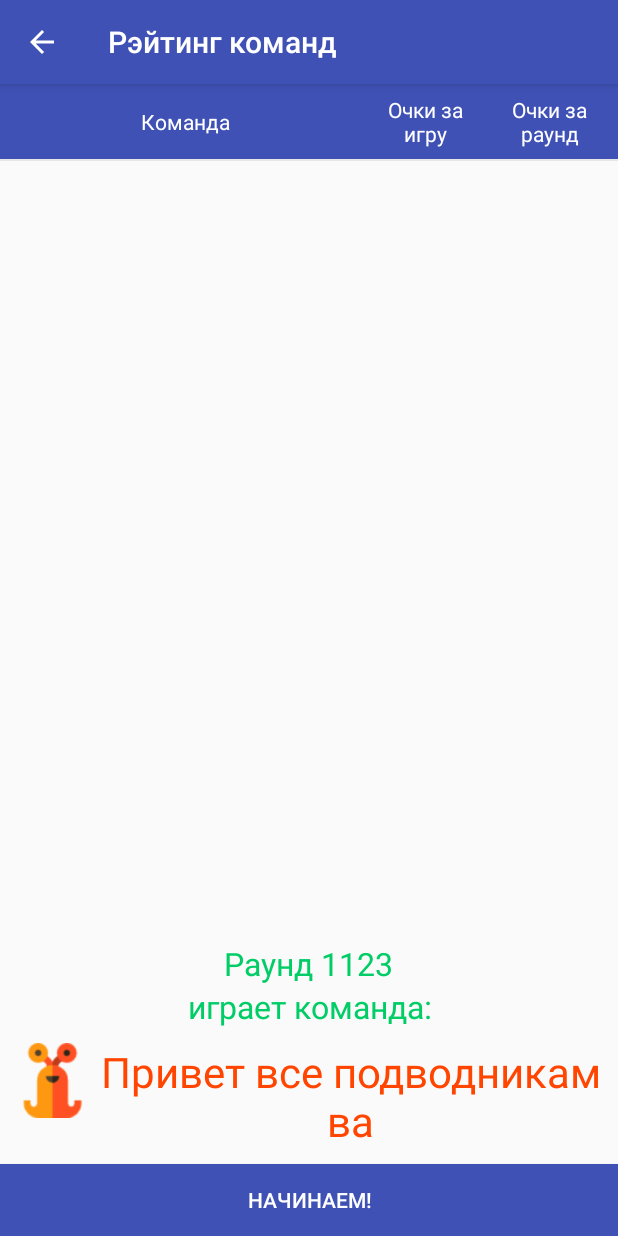
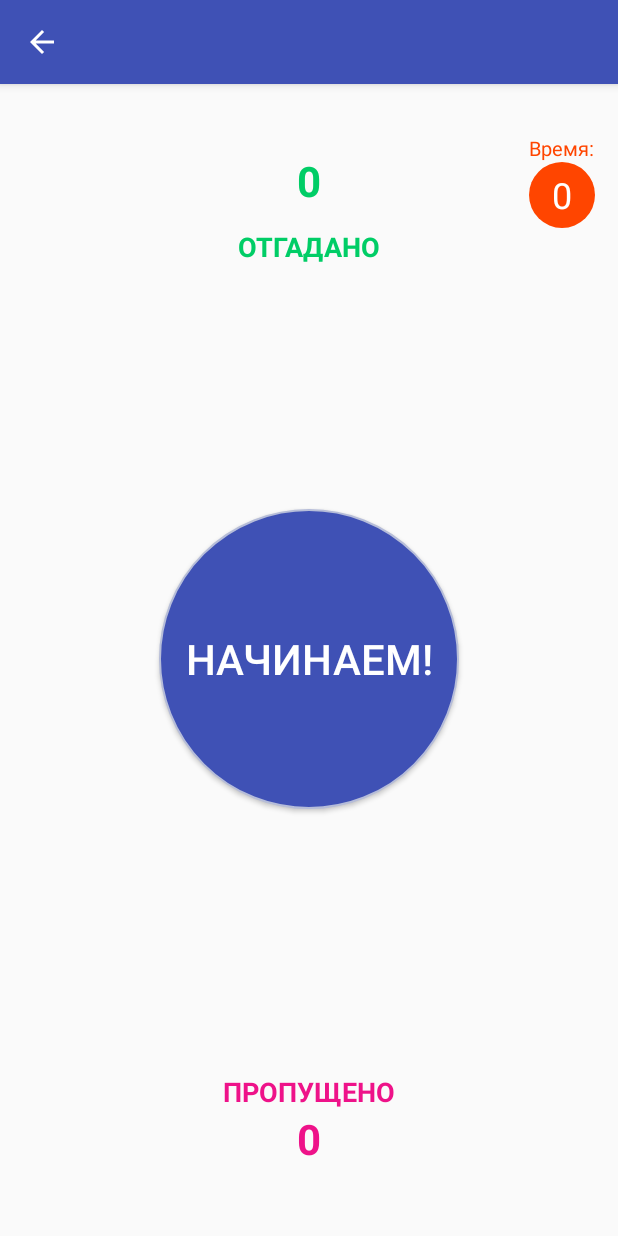
Before and after one commit to van8tka/AliasPro, an Android app: the BeginGameActivity screen opened directly, with no data from a screen before it, after a tap on "НАЧИНАЕМ!", on a phone screen of 412 x 824 dp. Run offline under Robolectric (Android 15) with nearby library versions, the phone set to English and light mode, and no system bars; libraries missing offline, so code that uses them is left out: io.realm; 20 statements that could not run were skipped.

Commit message:
Play game activity added

```diff
--- a/app/build.gradle
+++ b/app/build.gradle
@@ -28,6 +28,7 @@ dependencies {
     implementation 'com.android.support.constraint:constraint-layout:1.1.0'
     implementation 'com.android.support:support-v4:27.1.1'
     implementation 'com.android.support:recyclerview-v7:27.1.1'
+    implementation 'com.android.support:design:27.1.1'
     testImplementation 'junit:junit:4.12'
     androidTestImplementation 'com.android.support.test:runner:1.0.2'
     androidTestImplementation 'com.android.support.test.espresso:espresso-core:3.0.2'
--- a/app/src/main/AndroidManifest.xml
+++ b/app/src/main/AndroidManifest.xml
@@ -23,17 +23,19 @@
             android:theme="@style/AppTheme.NoActionBar" />
         <activity
             android:name=".RulesActivity"
-            android:label="Правила игры" />
+            android:label="@string/label_rules_activity" />
         <activity
             android:name=".SettingsGameActivity"
-            android:label="Настройки игры" />
+            android:label="@string/label_settings_activity" />
         <activity
             android:name=".DictionaryActivity"
-            android:label="Словари" />
-        <activity android:name=".BeginGameActivity"
-            android:label="Рэйтинг команд"
+            android:label="@string/label_dictionaries_activity" />
+        <activity
+            android:name=".BeginGameActivity"
             android:configChanges="orientation|screenSize"
-            ></activity>
+            android:label="@string/label_rating_activity" />
+        <activity
+            android:name=".PlayGameActivity"  />
     </application>
 
 </manifest>
--- a/app/src/main/java/com/devprogram/aliaspro/BeginGameActivity.java
+++ b/app/src/main/java/com/devprogram/aliaspro/BeginGameActivity.java
@@ -1,6 +1,7 @@
 package com.devprogram.aliaspro;
 
 import android.content.Context;
+import android.content.Intent;
 import android.content.res.Configuration;
 import android.graphics.drawable.GradientDrawable;
 import android.support.v7.app.AppCompatActivity;
@@ -125,6 +126,10 @@ private static final String TAG_BEGIN_GAME ="BeginGameActivity";
 
 
     public void btnStartGame_Click(View view) {
+        Intent intent = new Intent(this, PlayGameActivity.class) ;
+        intent.putExtra("idGame",currentGame.getIdgame());
+        intent.putExtra("idRound",currentRound.getIdround());
+        startActivity(intent);
     }
 
     @Override
--- /dev/null
+++ b/app/src/main/java/com/devprogram/aliaspro/PlayGameActivity.java
@@ -0,0 +1,57 @@
+package com.devprogram.aliaspro;
+
+import android.os.Bundle;
+import android.support.design.widget.FloatingActionButton;
+import android.support.design.widget.Snackbar;
+import android.support.v7.app.AppCompatActivity;
+import android.support.v7.widget.Toolbar;
+import android.view.View;
+
+import com.devprogram.aliaspro.DAL.Emplementations.DbService;
+import com.devprogram.aliaspro.DAL.Interfaces.IDbService;
+import com.devprogram.aliaspro.Models.Game;
+import com.devprogram.aliaspro.Models.Round;
+import com.devprogram.aliaspro.Models.Task;
+import com.devprogram.aliaspro.Models.Team;
+import com.devprogram.aliaspro.Models.Word;
+
+import java.util.List;
+
+public class PlayGameActivity extends AppCompatActivity {
+
+
+    IDbService dbService;
+    Team team;
+    Game game;
+    Round round;
+    Task task;
+    List<Word> wordList;
+
+
+
+    @Override
+    protected void onCreate(Bundle savedInstanceState) {
+        super.onCreate(savedInstanceState);
+        setContentView(R.layout.activity_play_game);
+        GetData();
+        String nameTeam = round.getTeam().getName();
+        this.setTitle(nameTeam);
+        getSupportActionBar().setDisplayHomeAsUpEnabled(true);
+    }
+
+    private void GetData() {
+        String idGame = getIntent().getStringExtra("idGame");
+        String idRound = getIntent().getStringExtra("idRound");
+        dbService = new DbService();
+        game = dbService.getEGameService().getGame(idGame);
+        round = dbService.getERoundService().getRound(idRound);
+    }
+
+
+    @Override
+    public boolean onSupportNavigateUp(){
+        finish();
+        return true;
+    }
+
+}
--- /dev/null
+++ b/app/src/main/res/drawable/button_round_startgame.xml
@@ -0,0 +1,12 @@
+<?xml version="1.0" encoding="utf-8"?>
+<shape xmlns:android="http://schemas.android.com/apk/res/android"
+    android:padding="30dp"
+    android:shape="rectangle">
+    <corners
+        android:radius="100dp"
+        />
+    <solid android:color="@color/colorPrimary" />
+    <stroke
+        android:width="1dp"
+        android:color="@color/colorLightGray" />
+</shape>
--- /dev/null
+++ b/app/src/main/res/drawable/round_textview_timeduration.xml
@@ -0,0 +1,5 @@
+<?xml version="1.0" encoding="utf-8"?>
+<shape xmlns:android="http://schemas.android.com/apk/res/android" android:shape="rectangle">
+<corners android:radius="22dp"/>
+<solid android:color="@color/colorPrimaryCustom2"/>
+</shape>
--- /dev/null
+++ b/app/src/main/res/layout/activity_play_game.xml
@@ -0,0 +1,103 @@
+<?xml version="1.0" encoding="utf-8"?>
+<LinearLayout xmlns:android="http://schemas.android.com/apk/res/android"
+    android:layout_width="match_parent"
+    android:layout_height="match_parent"
+    android:weightSum="5"
+    android:orientation="vertical">
+    <LinearLayout
+        android:layout_width="match_parent"
+        android:layout_height="1dp"
+        android:layout_weight="1"
+        android:gravity="center"
+        android:orientation="vertical">
+
+      <RelativeLayout
+          android:layout_width="match_parent"
+          android:layout_height="wrap_content">
+<LinearLayout
+    android:layout_width="wrap_content"
+    android:layout_height="wrap_content"
+    android:layout_alignParentRight="true"
+    android:layout_marginRight="15dp"
+    android:orientation="vertical"
+    >
+    <TextView
+        android:layout_width="match_parent"
+        android:layout_height="wrap_content"
+        android:text="@string/strTimeLabel"
+        android:textSize="13sp"
+        android:textColor="@color/colorPrimaryCustom2"
+        />
+    <TextView
+        android:id="@+id/tvTimeDuration"
+        android:layout_width="44dp"
+        android:layout_height="44dp"
+        android:background="@drawable/round_textview_timeduration"
+        android:paddingTop="5dp"
+        android:text="0"
+        android:textAlignment="center"
+        android:textColor="@color/colorWhite"
+        android:textSize="24sp" />
+
+</LinearLayout>
+
+          <TextView
+              android:id="@+id/tvCoutGuessed"
+              android:layout_width="wrap_content"
+              android:layout_height="wrap_content"
+              android:layout_centerInParent="true"
+              android:text="0"
+              android:textColor="@color/colorPrimaryCustom1"
+              android:textSize="28sp"
+              android:textStyle="bold"/>
+      </RelativeLayout>
+
+        <TextView
+            android:layout_width="wrap_content"
+            android:layout_height="wrap_content"
+            android:textColor="@color/colorPrimaryCustom1"
+            android:textSize="18sp"
+            android:textStyle="bold"
+            android:text="@string/strIsguessed"/>
+    </LinearLayout>
+    <RelativeLayout
+        android:layout_width="match_parent"
+        android:layout_height="1dp"
+        android:layout_weight="3"
+        android:orientation="vertical">
+        <Button
+            android:layout_width="200dp"
+            android:layout_height="200dp"
+            android:textColor="@color/colorWhite"
+            android:textSize="28sp"
+            android:background="@drawable/button_round_startgame"
+            android:layout_centerInParent="true"
+            android:text="@string/btnStart"
+            />
+
+    </RelativeLayout>
+
+    <LinearLayout
+        android:layout_weight="1"
+        android:layout_width="match_parent"
+        android:layout_height="1dp"
+        android:gravity="center"
+        android:orientation="vertical">
+        <TextView
+            android:layout_width="wrap_content"
+            android:layout_height="wrap_content"
+            android:text="@string/strIsskipped"
+            android:textColor="@color/colorYellow"
+            android:textSize="18sp"
+            android:textStyle="bold"/>
+        <TextView
+            android:layout_width="wrap_content"
+            android:layout_height="wrap_content"
+            android:text="0"
+            android:textColor="@color/colorYellow"
+            android:textSize="28sp"
+            android:textStyle="bold"/>
+    </LinearLayout>
+
+
+</LinearLayout>
--- a/app/src/main/res/values/colors.xml
+++ b/app/src/main/res/values/colors.xml
@@ -11,5 +11,5 @@
     <color name="colorPrimaryCustom1">#00CD66</color>
     <!--orange color-->
     <color name="colorPrimaryCustom2">#FF4500</color>
-
+    <color name="colorLightGray">#b6bdd9</color>
 </resources>
--- a/app/src/main/res/values/dimens.xml
+++ b/app/src/main/res/values/dimens.xml
@@ -1,4 +1,5 @@
 <?xml version="1.0" encoding="utf-8"?>
 <resources>
     <dimen name="text_margin">16dp</dimen>
+    <dimen name="fab_margin">16dp</dimen>
 </resources>
--- a/app/src/main/res/values/strings.xml
+++ b/app/src/main/res/values/strings.xml
@@ -36,5 +36,14 @@
     <string name="strScoreAll">Очки за игру</string>
     <string name="strScore">Очки за раунд</string>
     <string name="getDictionaryStr">Для начала игры выберите словарь!</string>
-    getDictionaryStr
+    <string name="strIsskipped">ПРОПУЩЕНО</string>
+    <string name="strIsguessed">ОТГАДАНО</string>
+    <string name="strTimeLabel">Время:</string>
+
+
+    <string name="label_rules_activity">Правила игры</string>
+    <string name="label_settings_activity">Настройки игры</string>
+    <string name="label_dictionaries_activity">Словари</string>
+    <string name="label_rating_activity">Рейтинг команд</string>
+
 </resources>
--- a/app/src/main/res/values/styles.xml
+++ b/app/src/main/res/values/styles.xml
@@ -16,9 +16,9 @@
         <item name="colorAccent">@color/colorAccent</item>
     </style>
 
-<style name="SplashTheme" parent="Theme.AppCompat.NoActionBar">
-    <item name="android:windowBackground">@drawable/splash_theme</item>
-</style>
+    <style name="SplashTheme" parent="Theme.AppCompat.NoActionBar">
+        <item name="android:windowBackground">@drawable/splash_theme</item>
+    </style>
 
 
     <style name="SCBSwitch" parent="Theme.AppCompat.Light">
@@ -34,5 +34,9 @@
         </item>
     </style>
 
+    <style name="AppTheme.AppBarOverlay" parent="ThemeOverlay.AppCompat.Dark.ActionBar" />
+
+    <style name="AppTheme.PopupOverlay" parent="ThemeOverlay.AppCompat.Light" />
+
 
 </resources>
```
Also changed, not shown: app/src/main/res/drawable/round_button_add.xml (line endings or trailing spaces).
